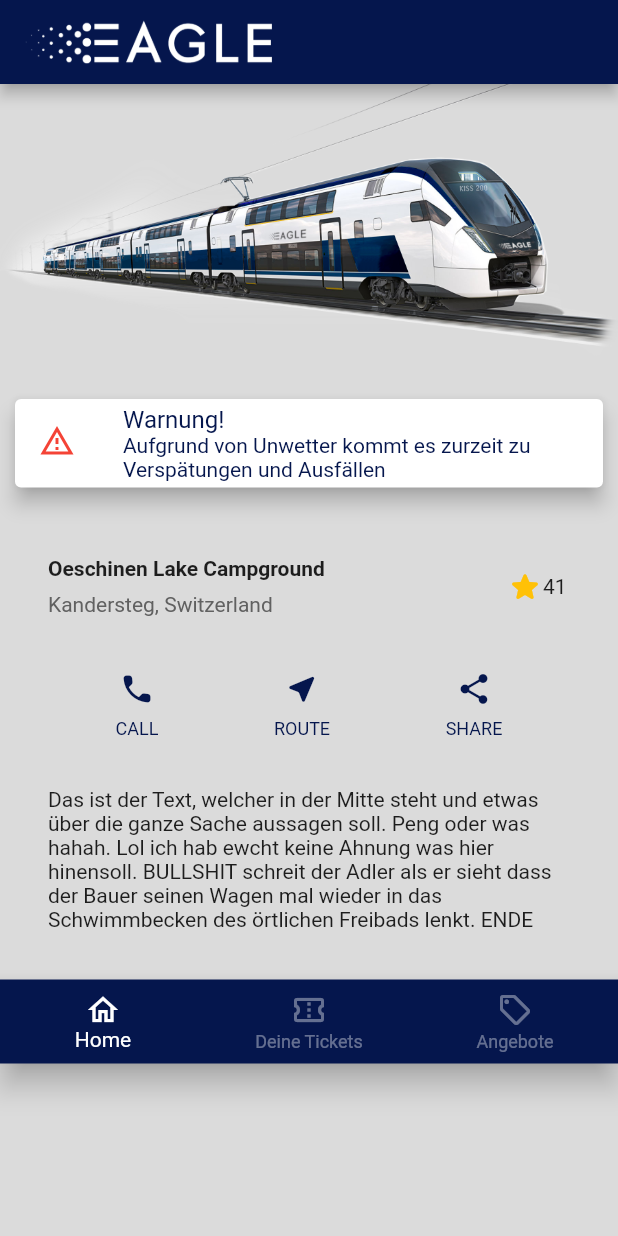
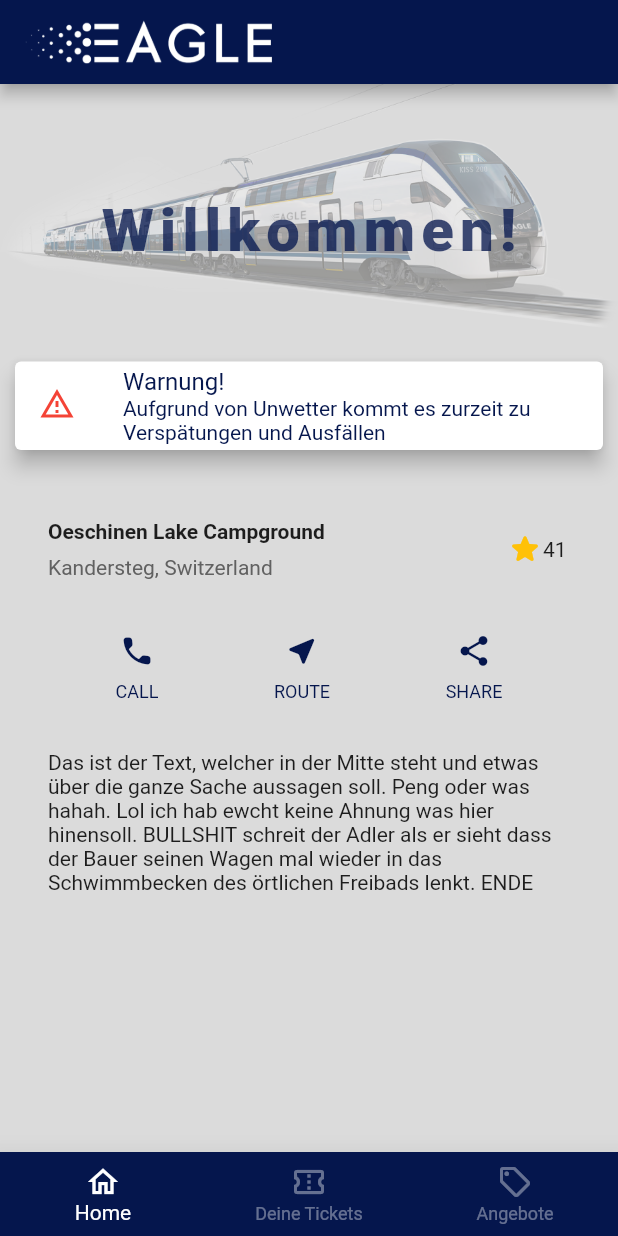
Before and after one commit to Niklas003/FlutterTutorials, a Flutter app: the screen it shows after launch, on a phone screen of 412 x 824 dp. Run offline on Flutter 3.47's test engine with Material 2 defaults, Android fonts, the light colour scheme and no system bars.

Commit message:
feat: done some styling

```diff
--- a/lib/main.dart
+++ b/lib/main.dart
@@ -3,7 +3,6 @@ import 'package:flutter/material.dart';
 import 'title.dart';
 import 'button.dart';
 import 'cardWidget.dart';
-import 'navBar.dart';
 
 void main() => runApp(const MyApp());
 const Color primaryBlue = Color.fromARGB(255, 5, 22, 77);
@@ -36,19 +35,35 @@ class MyApp extends StatelessWidget {
         ),
         body: ListView(
           children: [
-            Image.asset(
-              'images/KISS_200.png',
-              width: 600,
-              height: 200,
-              fit: BoxFit.cover,
-            ),
+            Stack(children: <Widget>[
+              Image.asset(
+                'images/KISS_200.png',
+                width: 600,
+                height: 175,
+                fit: BoxFit.cover,
+                opacity: const AlwaysStoppedAnimation(0.35),
+              ),
+              // ignore: prefer_const_constructors
+              Center(
+                // ignore: prefer_const_constructors
+                child: Text(
+                  "Willkommen!",
+                  style: const TextStyle(
+                      height: 3.5,
+                      letterSpacing: 4,
+                      color: Color.fromARGB(194, 5, 22, 77),
+                      fontSize: 40,
+                      fontWeight: FontWeight.w800),
+                ),
+              ),
+            ]),
             cardSection,
             titleSection,
             buttonSection,
             textSection,
-            navBar
           ],
         ),
+        bottomNavigationBar: bottomBar,
       ),
     );
   }
--- a/lib/navBar.dart
+++ b/lib/navBar.dart
@@ -1,13 +1,11 @@
-import 'package:first_flutter/cardWidget.dart';
-import 'package:first_flutter/main.dart';
+// ignore: file_names
 import 'package:flutter/material.dart';
-import 'cardWidget.dart';
 
-Widget navBar = BottomNavigationBar(
-  elevation: 8,
+Widget bottomBar = BottomNavigationBar(
+  elevation: 16,
   selectedItemColor: Colors.white,
   unselectedItemColor: Colors.white38,
-  backgroundColor: Color.fromARGB(255, 5, 22, 77),
+  backgroundColor: const Color.fromARGB(255, 5, 22, 77),
   items: const <BottomNavigationBarItem>[
     BottomNavigationBarItem(
         icon: Icon(Icons.home_outlined),
```
